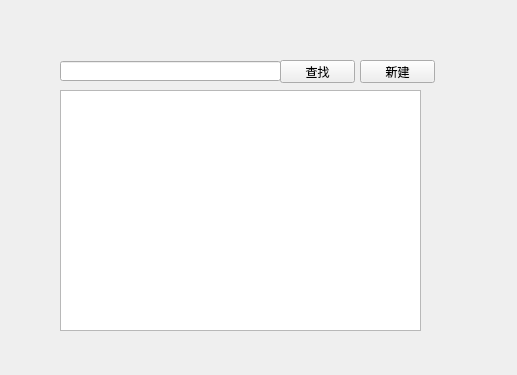
First picture: the form in QtQuestWindow/QtQuestWindow/QuestionWindow.ui, repository haizeiwang10086/file_save_haizeiwang10086, before the edit.
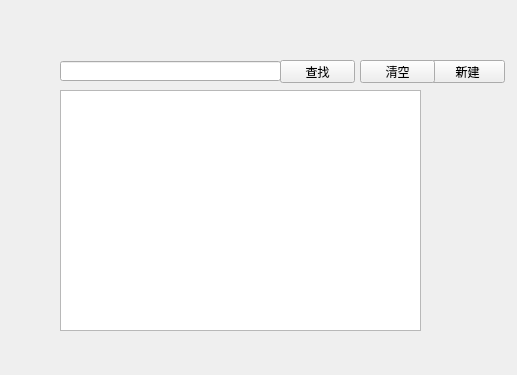
Second picture: the form after the edit.

```diff
--- a/QtQuestWindow/QtQuestWindow/QuestionWindow.ui
+++ b/QtQuestWindow/QtQuestWindow/QuestionWindow.ui
@@ -26,7 +26,7 @@
   <widget class="QPushButton" name="AddButton">
    <property name="geometry">
     <rect>
-     <x>360</x>
+     <x>430</x>
      <y>60</y>
      <width>75</width>
      <height>23</height>
@@ -59,6 +59,19 @@
     </rect>
    </property>
   </widget>
+  <widget class="QPushButton" name="btn_empty">
+   <property name="geometry">
+    <rect>
+     <x>360</x>
+     <y>60</y>
+     <width>75</width>
+     <height>23</height>
+    </rect>
+   </property>
+   <property name="text">
+    <string>清空</string>
+   </property>
+  </widget>
  </widget>
  <resources/>
  <connections/>
```
